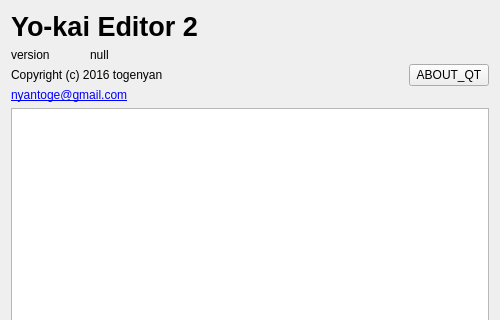
Before: the Qt Designer form source-code/2/version_dialog.ui in nobodyF34R/ykw-editors, drawn with Qt 5; both pictures show x 0 to 500 and y 0 to 320 of the 500 by 500 pixel window.
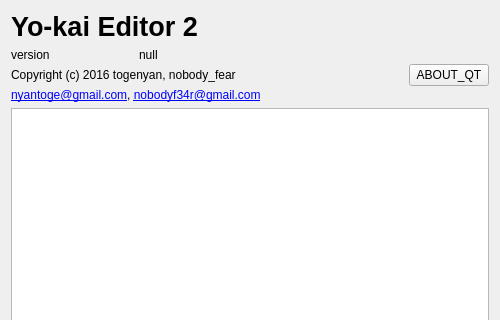
After: the same form once the commit is applied.

```diff
--- a/source-code/2/version_dialog.ui
+++ b/source-code/2/version_dialog.ui
@@ -58,14 +58,14 @@
          <item>
           <widget class="QLabel" name="label_4">
            <property name="text">
-            <string notr="true">Copyright (c) 2016 togenyan</string>
+            <string notr="true">Copyright (c) 2016 togenyan, nobody_fear</string>
            </property>
           </widget>
          </item>
          <item>
           <widget class="QLabel" name="label_5">
            <property name="text">
-            <string notr="true">&lt;a href=&quot;mailto:nyantoge@gmail.com&quot;&gt;nyantoge@gmail.com&lt;/a&gt;</string>
+            <string notr="true">&lt;a href=&quot;mailto:nyantoge@gmail.com&quot;&gt;nyantoge@gmail.com&lt;/a&gt;, &lt;a href=&quot;mailto:nobodyf34r@gmail.com&quot;&gt;nobodyf34r@gmail.com&lt;/a&gt;</string>
            </property>
            <property name="textFormat">
             <enum>Qt::RichText</enum>
```
